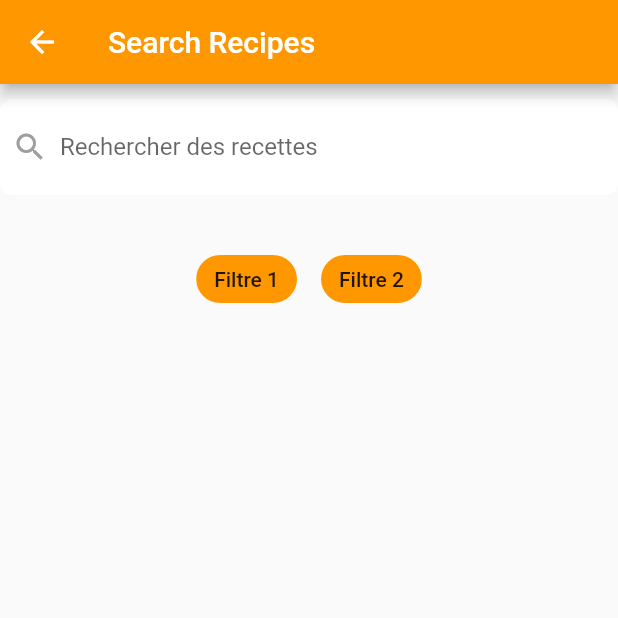
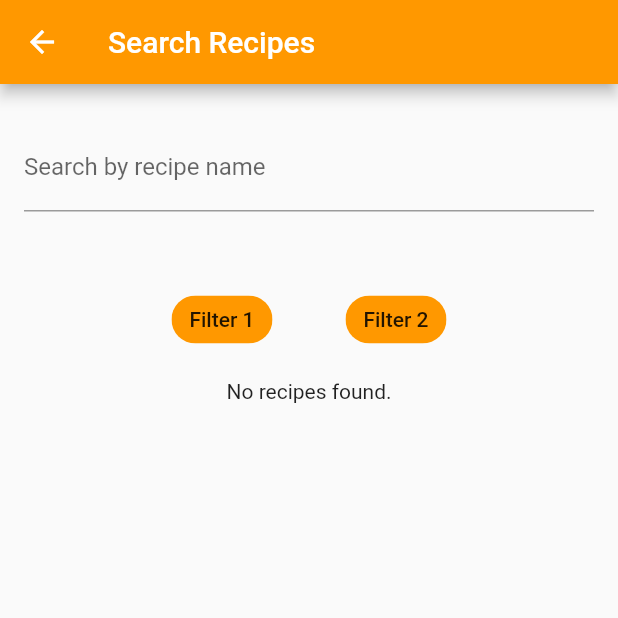
Before and after one commit to yrebia/ReadyHomeChef, a Flutter app: the screen it shows once a user with an empty profile is signed in, in the side drawer, after a tap on "Search Recipes", on a phone screen of 412 x 824 dp, the top half of it. Run offline on Flutter 3.47's test engine with Material 2 defaults, Android fonts, the phone set to English and light mode, and no system bars; our stand-ins replace carousel_slider, cloud_firestore, firebase_auth, firebase_core, font_awesome_flutter; missing offline and left inert: openfoodfacts, qr_bar_code_scanner_dialog; accounts and stored records are empty.

```diff
--- a/lib/pages/search_page.dart
+++ b/lib/pages/search_page.dart
@@ -1,90 +1,129 @@
+import 'package:flutter/material.dart';
 import 'package:cloud_firestore/cloud_firestore.dart';
-import 'package:flutter/material.dart';
-import 'package:ready_home_chef/components/search_bar.dart' as mySearchBar;
 import 'package:ready_home_chef/pages/recipes_page.dart';
 
-class SearchRecipePage extends StatelessWidget {
+class SearchRecipePage extends StatefulWidget {
   @override
+  State<SearchRecipePage> createState() => _SearchRecipePageState();
+}
+
+class _SearchRecipePageState extends State<SearchRecipePage> {
+  String searchQuery = '';
+  Stream<QuerySnapshot>? searchResults;
+
+  void updateSearchResults(String query) {
+    setState(() {
+      searchQuery = query;
+      if (query.isNotEmpty) {
+        final lowercaseQuery = query.toLowerCase();
+        searchResults = FirebaseFirestore.instance
+            .collection('recipes')
+            .where('title_lowercase', isGreaterThanOrEqualTo: lowercaseQuery)
+            .where('title_lowercase', isLessThan: lowercaseQuery + 'z')
+            .snapshots();
+      } else {
+        searchResults = FirebaseFirestore.instance.collection('recipes').snapshots();
+      }
+    });
+  }
+
+  @override
+  void initState() {
+    super.initState();
+    searchResults = FirebaseFirestore.instance.collection('recipes').snapshots();
+  }
+
   Widget build(BuildContext context) {
     return Scaffold(
       appBar: AppBar(
         title: Text('Search Recipes'),
-        backgroundColor: Colors.orange, // Couleur de la barre d'appel
+        backgroundColor: Colors.orange,
       ),
-      body: Column(
+      body: SingleChildScrollView(
+        child: Column(
           children: [
             SizedBox(height: 10),
-          mySearchBar.SearchBar(controller: TextEditingController()),
+            Padding(
+              padding: const EdgeInsets.all(16.0),
+              child: TextField(
+                onChanged: updateSearchResults,
+                decoration: InputDecoration(labelText: 'Search by recipe name'),
+              ),
+            ),
             SizedBox(height: 16),
-
             Padding(
               padding: const EdgeInsets.all(16.0),
               child: Wrap(
                 spacing: 16,
                 children: [
-                FilterChip(
-                  label: Text('Filtre 1'),
+                  Container(
+                    width: 100,
+                    child: FilterChip(
+                      label: Text('Filter 1'),
                       onSelected: (selected) {
-                    // Gérez la sélection du filtre
+                        // Handle filter selection
                       },
-                  backgroundColor: Colors.orange, // Couleur du filtre
-                  selected: false, // Personnalisez le statut sélectionné si nécessaire
+                      backgroundColor: Colors.orange,
+                      selected: false,
                     ),
-                FilterChip(
-                  label: Text('Filtre 2'),
+                  ),
+                  Container(
+                    width: 100,
+                    child: FilterChip(
+                      label: Text('Filter 2'),
                       onSelected: (selected) {
-                    // Gérez la sélection du filtre
+                        // Handle filter selection
                       },
-                  backgroundColor: Colors.orange, // Couleur du filtre
-                  selected: false, // Personnalisez le statut sélectionné si nécessaire
+                      backgroundColor: Colors.orange,
+                      selected: false,
                     ),
-                // Ajoutez d'autres filtres ici
+                  ),
+                  // Add more filters here
                 ],
               ),
             ),
-
-          StreamBuilder(
-            stream: FirebaseFirestore.instance.collection('recipes').snapshots(),
+            StreamBuilder<QuerySnapshot>(
+              stream: searchResults,
               builder: (context, snapshot) {
-              if(snapshot.hasError) {
-                return Center(child: Text(snapshot.error.toString()));
+                if (snapshot.hasError) {
+                  return Center(child: Text('Error: ${snapshot.error.toString()}'));
                 }
 
-              if(!snapshot.hasData) {
+                if (!snapshot.hasData) {
                   return Center(child: CircularProgressIndicator());
                 }
 
-              return Expanded(
-                child: ListView.builder(
-                  itemCount: snapshot.requireData.size,
+                if (snapshot.data!.docs.isEmpty) {
+                  return Center(child: Text('No recipes found.'));
+                }
+
+                // return Text('data');
+                return ListView.builder(
+                  itemCount: snapshot.data!.docs.length,
                   itemBuilder: (context, index) {
-                    DocumentSnapshot document = snapshot.requireData.docs[index];
-                    Map item = document.data() as Map;
+                    QueryDocumentSnapshot recipe = snapshot.data!.docs[index];
+                    String recipeId = recipe.id;
 
-                    return Card(
-                      child: ListTile(
-                        title: Text(item['title']),
-                        subtitle: Image.network(item['imgUrl']),
+                    return ListTile(
+                      title: Text(recipe['title']),
                       onTap: () {
                         Navigator.push(
                           context,
                           MaterialPageRoute(
                             builder: (context) => RecipePage(
-                                recipeId: document.id,
-                                recipeTitle: item['title']
-                              )
+                              recipeId: recipeId,
+                              recipeTitle: recipe['title'],
+                            ),
                           ),
                         );
-                          print(document.id);
                       },
-                      ),
                     );
-                  }
-                )
+                  },
                 );
-            }
+              },
             )
           ],
+        ),
       ),
     );
   }
```
Also changed, not shown: lib/pages/grocerylist_page.dart (+84 -39 lines). Lines whose indentation alone changed are shown as unchanged.
